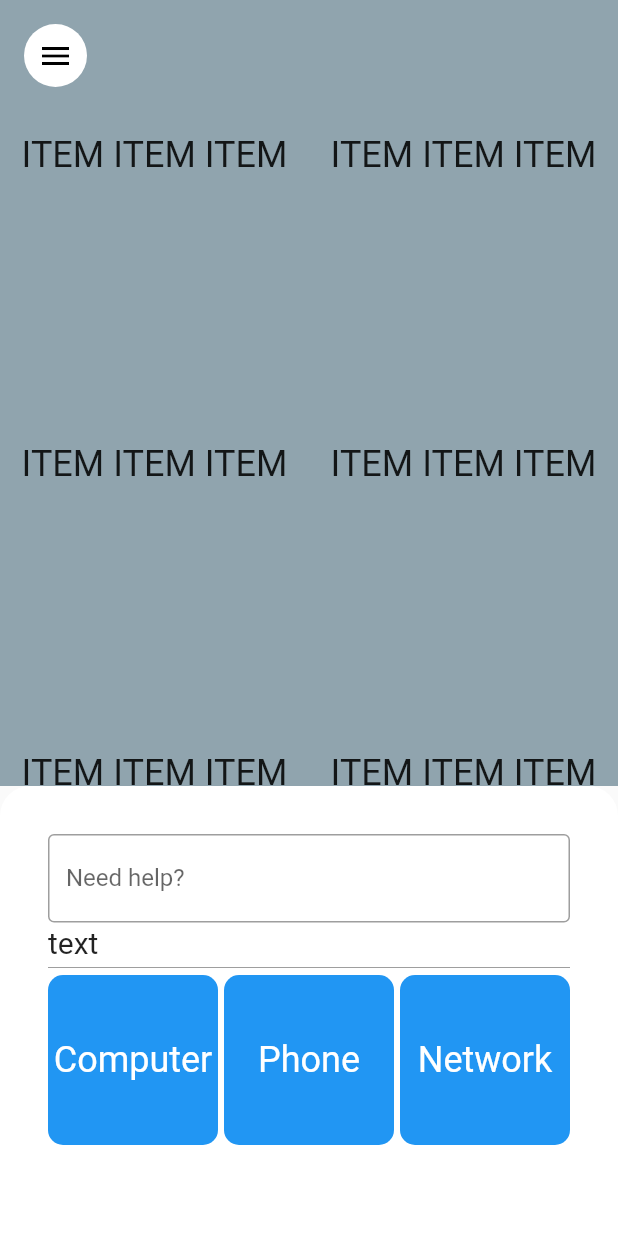
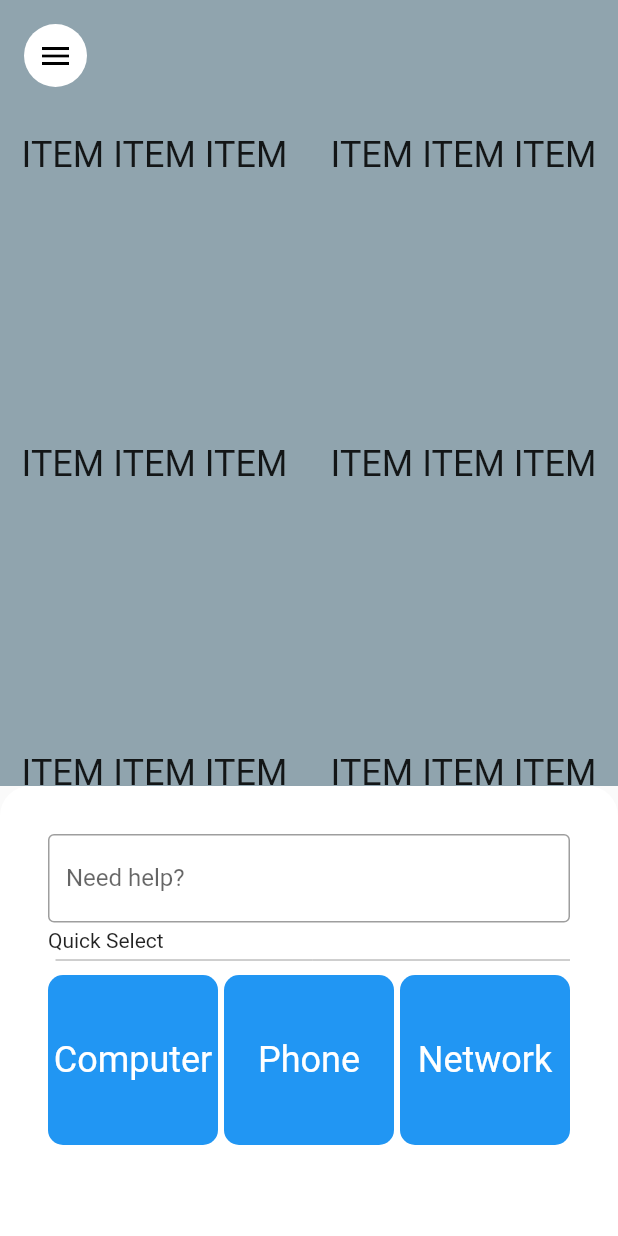
Before and after one commit to TimBibb/Space_Tracker_Flutter, a Flutter app: the screen it shows after launch, on a phone screen of 412 x 824 dp. Run offline on Flutter 3.47's test engine with Material 2 defaults, Android fonts, the phone set to English and light mode, and no system bars.

Commit message:
quick changes

```diff
--- a/Space_Tracker/lib/main.dart
+++ b/Space_Tracker/lib/main.dart
@@ -90,14 +90,13 @@ class HelpSheet extends StatelessWidget {
 						HelpSearchBar(),
 						Padding(
 							padding: const EdgeInsets.only(
-								top: 2.0,
+								top: 4.0,
 							),
 							child: Text(
-									"text",
-									style: TextStyle(fontSize: 20.0),
+									"Quick Select",
 								),
 						),
-						Divider(color: Colors.grey, height: 10),
+						Divider(color: Colors.grey, height: 10, indent: 5.0,),
 						QuickHelpGrid()
 					],
 					shrinkWrap: true,
@@ -115,6 +114,7 @@ class QuickHelpGrid extends StatelessWidget {
   @override
   Widget build(BuildContext context) {
     return GridView.count(
+			padding: EdgeInsets.only(top: 5.0),
     	crossAxisCount: 3,
 			shrinkWrap: true,
 			mainAxisSpacing: 4.0,
```
